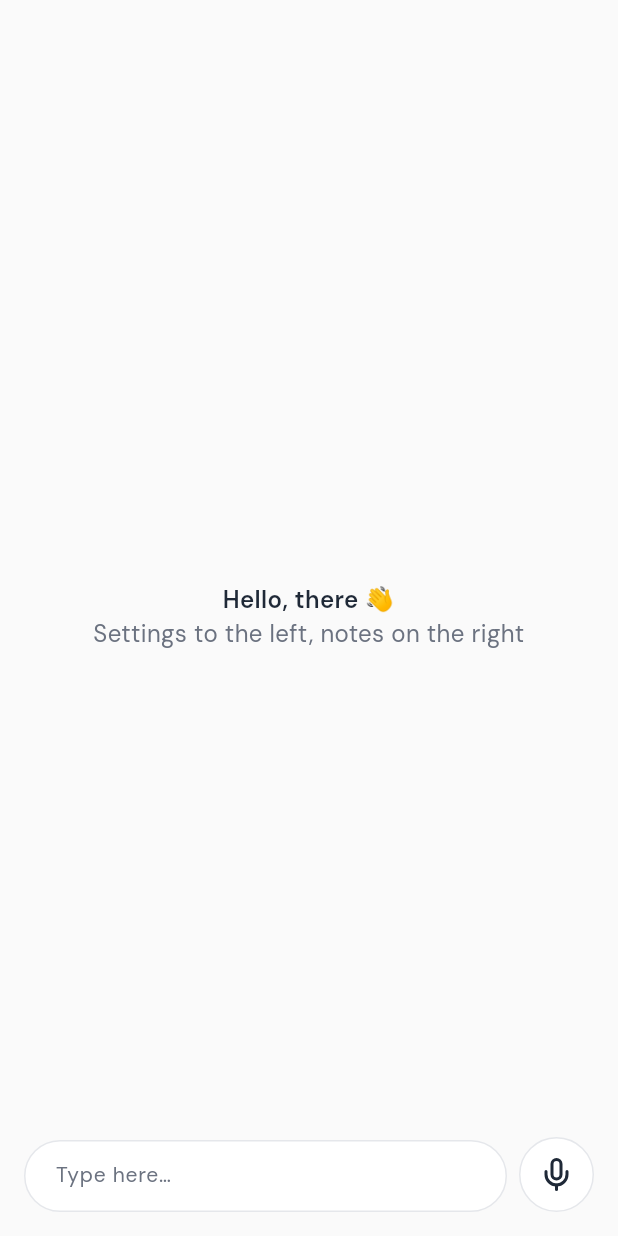
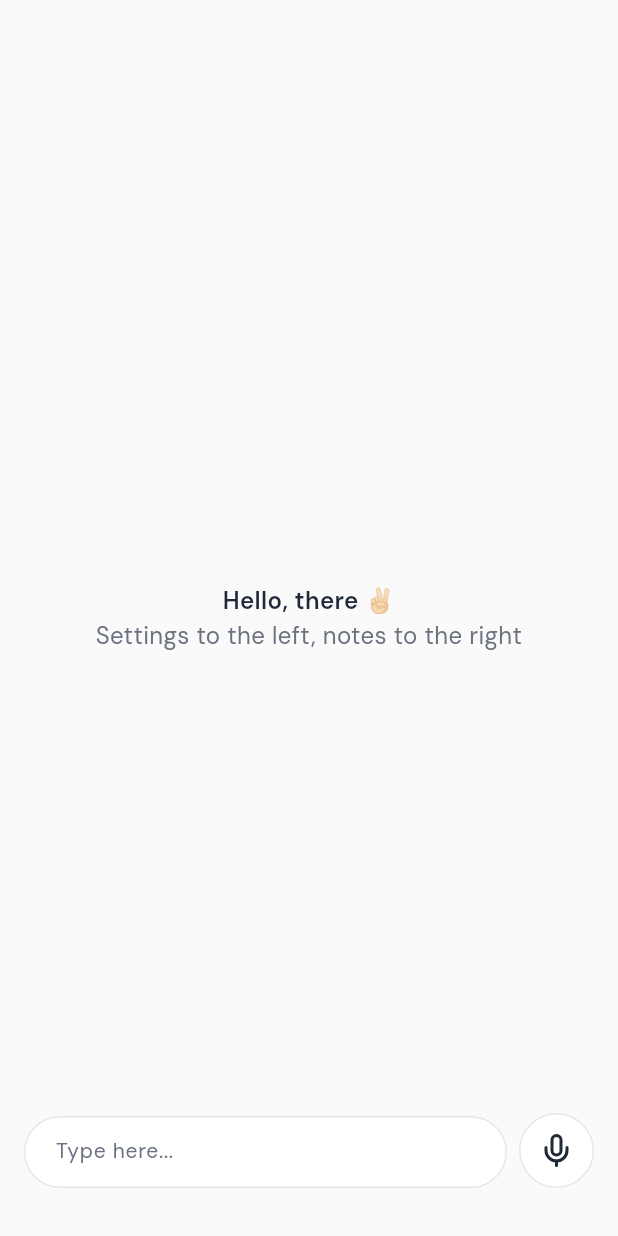
Before and after one commit to ZadniproIon/spark, a Flutter app: the screen it shows after launch, on a phone screen of 412 x 824 dp. Run offline on Flutter 3.47's test engine with Material 3 defaults, Android fonts, the phone set to English and light mode, and no system bars; our stand-ins replace audioplayers, cloud_firestore, firebase_auth, firebase_core, flutter_riverpod, flutter_svg and 6 more; missing offline and left inert: record; accounts and stored records are empty; network calls fail.

Commit message:
Changed and fixed a couple of things: - Main page input voice being present if input has no text. - Added a transition from icon to another (mic to send) on the main page. - Increased bottom margin of the input. - Kind of fixed that 'jitter' of the input and centered text on the main page.

```diff
--- a/lib/screens/main_screen.dart
+++ b/lib/screens/main_screen.dart
@@ -2,6 +2,7 @@ import 'package:flutter/material.dart';
 import 'package:flutter_riverpod/flutter_riverpod.dart';
 import 'package:flutter_svg/flutter_svg.dart';
 import 'package:lucide_icons/lucide_icons.dart';
+
 import '../data/audio_recorder.dart';
 import '../providers/notes_provider.dart';
 import '../theme/colors.dart';
@@ -77,20 +78,42 @@ class _MainScreenState extends ConsumerState<MainScreen> {
   @override
   Widget build(BuildContext context) {
     final colors = context.sparkColors;
+    final bottomInset = MediaQuery.of(context).viewInsets.bottom;
+    final keyboardVisible = bottomInset > 0;
+
     return Scaffold(
       backgroundColor: colors.bg,
+      resizeToAvoidBottomInset: false,
       body: SafeArea(
         bottom: false,
-        child: Padding(
-          padding: const EdgeInsets.symmetric(horizontal: 16, vertical: 16),
+        child: Stack(
+          children: [
+            Align(
+              alignment: Alignment.center,
+              child: AnimatedSwitcher(
+                duration: Motion.fast,
+                switchInCurve: Motion.easeOut,
+                switchOutCurve: Curves.easeIn,
+                transitionBuilder: (child, animation) {
+                  final fade =
+                      Tween<double>(begin: 0, end: 1).animate(animation);
+                  final scale = Tween<double>(begin: 0.96, end: 1)
+                      .animate(animation);
+                  return FadeTransition(
+                    opacity: fade,
+                    child: ScaleTransition(scale: scale, child: child),
+                  );
+                },
+                child: keyboardVisible
+                    ? const SizedBox.shrink(key: ValueKey('hidden'))
+                    : Padding(
+                        key: const ValueKey('visible'),
+                        padding: const EdgeInsets.symmetric(horizontal: 32),
                         child: Column(
-            children: [
-              const SizedBox(height: 48),
-              const Spacer(),
-              Column(
+                          mainAxisSize: MainAxisSize.min,
                           children: [
                             Text(
-                    'Hello, there 👋',
+                              'Hello, there ✌🏻',
                               style: AppTextStyles.primary.copyWith(
                                 fontSize: 16,
                                 fontWeight: FontWeight.w600,
@@ -99,7 +122,7 @@ class _MainScreenState extends ConsumerState<MainScreen> {
                               textAlign: TextAlign.center,
                             ),
                             Text(
-                    'Settings to the left, notes on the right',
+                              'Settings to the left, notes to the right',
                               style: AppTextStyles.secondary.copyWith(
                                 fontSize: 16,
                                 fontWeight: FontWeight.w400,
@@ -109,15 +132,31 @@ class _MainScreenState extends ConsumerState<MainScreen> {
                             ),
                           ],
                         ),
-              const Spacer(),
-              Row(
+                      ),
+              ),
+            ),
+            Align(
+              alignment: Alignment.bottomCenter,
+              child: AnimatedPadding(
+                duration: Motion.keyboard,
+                curve: Motion.easeOut,
+                padding: EdgeInsets.fromLTRB(
+                  16,
+                  16,
+                  16,
+                  (keyboardVisible ? 16 : 32) + bottomInset,
+                ),
+                child: Row(
                   crossAxisAlignment: CrossAxisAlignment.end,
                   children: [
                     Expanded(
                       child: ConstrainedBox(
                         constraints: const BoxConstraints(minHeight: 48),
                         child: Container(
-                        padding: const EdgeInsets.symmetric(horizontal: 20, vertical: 12),
+                          padding: const EdgeInsets.symmetric(
+                            horizontal: 20,
+                            vertical: 12,
+                          ),
                           decoration: BoxDecoration(
                             color: colors.bgCard,
                             borderRadius: BorderRadius.circular(24),
@@ -134,7 +173,7 @@ class _MainScreenState extends ConsumerState<MainScreen> {
                             textAlignVertical: TextAlignVertical.center,
                             onSubmitted: (_) => _submitText(),
                             decoration: InputDecoration(
-                            hintText: 'Type here…',
+                              hintText: 'Type here...',
                               hintStyle: AppTextStyles.secondary.copyWith(
                                 color: colors.textSecondary,
                               ),
@@ -157,25 +196,19 @@ class _MainScreenState extends ConsumerState<MainScreen> {
                         switchInCurve: Motion.easeOut,
                         switchOutCurve: Curves.easeIn,
                         transitionBuilder: (child, animation) {
-                        final slide = Tween<Offset>(
-                          begin: const Offset(0.2, 0),
-                          end: Offset.zero,
-                        ).animate(animation);
                           final fade =
                               Tween<double>(begin: 0, end: 1).animate(animation);
-                        return SlideTransition(
-                          position: slide,
-                          child: FadeTransition(opacity: fade, child: child),
+                          final scale = Tween<double>(begin: 0.94, end: 1)
+                              .animate(animation);
+                          return FadeTransition(
+                            opacity: fade,
+                            child: ScaleTransition(scale: scale, child: child),
                           );
                         },
                         child: SparkIconButton(
-                        key: ValueKey(_hasText || _hasFocus),
-                        icon: _hasText || _hasFocus
-                            ? LucideIcons.send
-                            : LucideIcons.mic,
-                        onPressed: _hasText
-                            ? _submitText
-                            : (_hasFocus ? _submitText : _openVoiceSheet),
+                          key: ValueKey(_hasText),
+                          icon: LucideIcons.mic,
+                          onPressed: _hasText ? _submitText : _openVoiceSheet,
                           isCircular: true,
                           backgroundColor: colors.bgCard,
                           borderColor: colors.border,
@@ -199,8 +232,9 @@ class _MainScreenState extends ConsumerState<MainScreen> {
                     ),
                   ],
                 ),
+              ),
+            ),
           ],
-          ),
         ),
       ),
     );
@@ -375,7 +409,7 @@ class _VoiceRecorderSheetState extends ConsumerState<_VoiceRecorderSheet> {
             ),
             const SizedBox(height: 16),
             Text(
-              _isPaused ? 'Paused' : 'Recording…',
+              _isPaused ? 'Paused' : 'Recording�',
               style: AppTextStyles.secondary.copyWith(
                 color: colors.textSecondary,
               ),
--- a/lib/utils/motion.dart
+++ b/lib/utils/motion.dart
@@ -1,7 +1,8 @@
 import 'package:flutter/material.dart';
 
 class Motion {
-  static const Duration fast = Duration(milliseconds: 160);
+  static const Duration fast = Duration(milliseconds: 140);
+  static const Duration keyboard = Duration(milliseconds: 100);
   static const Duration normal = Duration(milliseconds: 220);
   static const Duration slow = Duration(milliseconds: 320);
 
```
Lines whose indentation alone changed are shown as unchanged.
